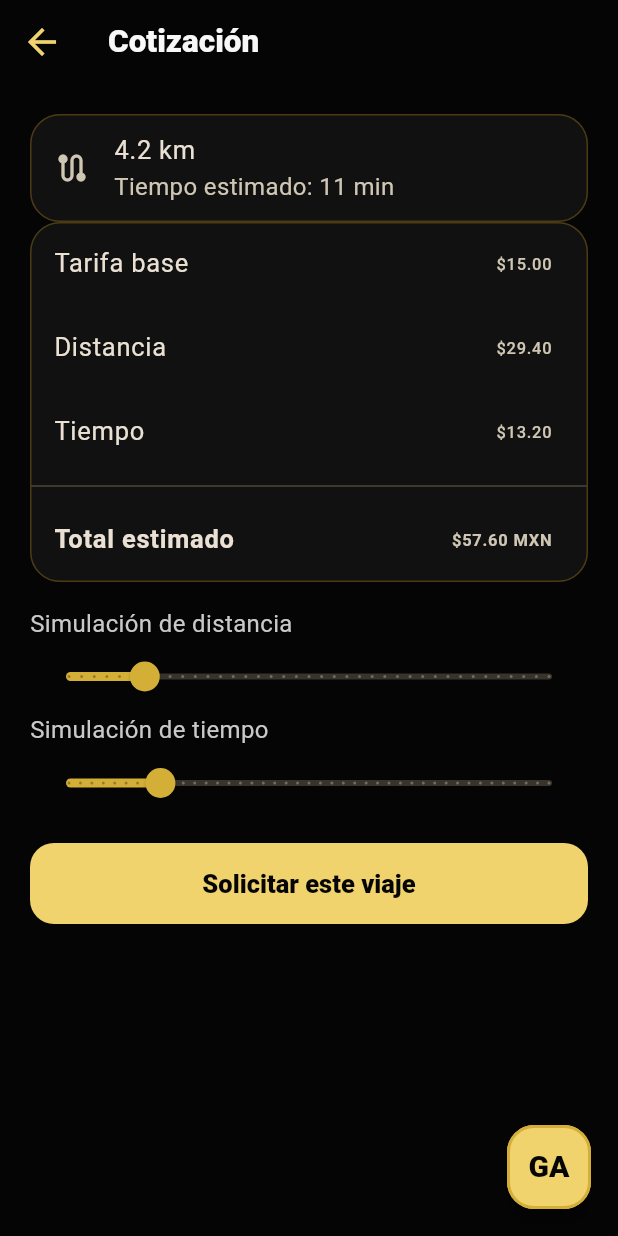
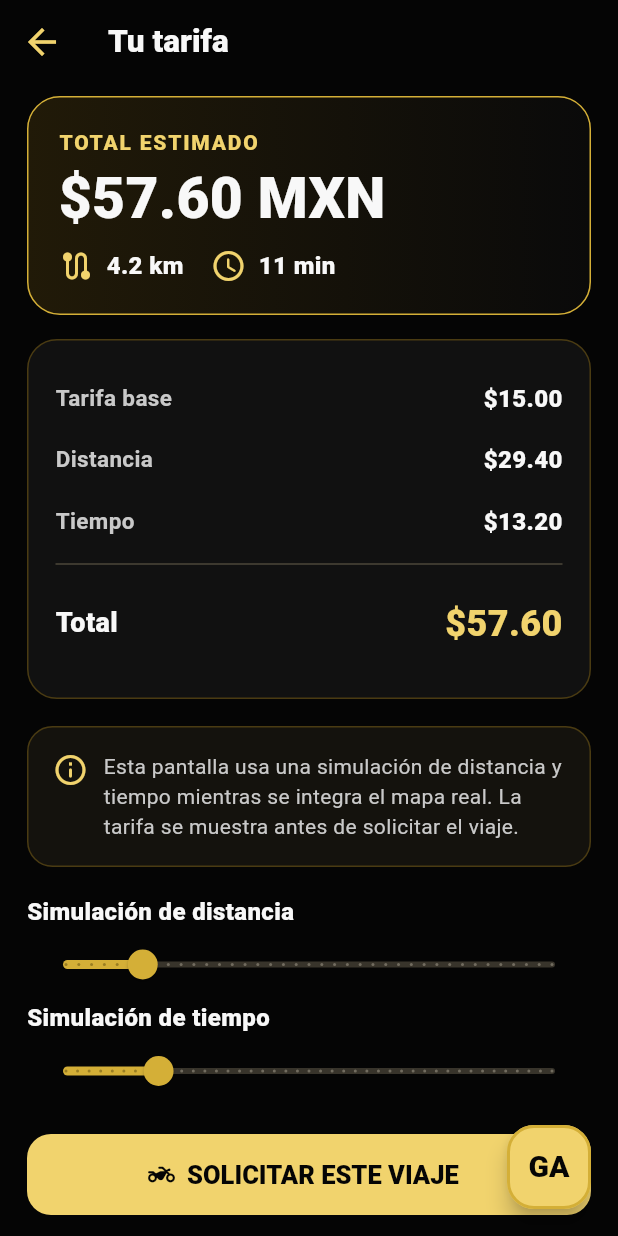
Before and after one commit to ja121680-lang/MOTO-MX, a Flutter app: the FarePreviewScreen screen opened by its route, on a phone screen of 412 x 824 dp. Run offline on Flutter 3.47's test engine with Material 3 defaults, Android fonts, the phone set to English and light mode, and no system bars; our stand-ins replace flutter_svg, flutter_tts, speech_to_text.

Commit message:
feat: redesign MotoGo fare preview with clear confirmation

```diff
--- a/motogo_mx_starter/lib/screens/fare_preview_screen.dart
+++ b/motogo_mx_starter/lib/screens/fare_preview_screen.dart
@@ -1,5 +1,6 @@
 import 'package:flutter/material.dart';
 import '../services/fare_service.dart';
+import '../theme/ga_theme.dart';
 
 class FarePreviewScreen extends StatefulWidget {
   const FarePreviewScreen({super.key});
@@ -13,53 +14,85 @@ class _FarePreviewScreenState extends State<FarePreviewScreen> {
   double distance = 4.2;
   int minutes = 11;
 
+  Widget _line(String label, double amount, {bool total = false}) {
+    return Padding(
+      padding: EdgeInsets.symmetric(vertical: total ? 14 : 9),
+      child: Row(
+        children: [
+          Expanded(child: Text(label, style: TextStyle(color: total ? GAColors.white : GAColors.muted, fontSize: total ? 18 : 15, fontWeight: total ? FontWeight.w900 : FontWeight.w600))),
+          Text('\$${amount.toStringAsFixed(2)}', style: TextStyle(color: total ? GAColors.goldLight : GAColors.white, fontSize: total ? 24 : 16, fontWeight: FontWeight.w900)),
+        ],
+      ),
+    );
+  }
+
   @override
   Widget build(BuildContext context) {
     final quote = service.quote(distanceKm: distance, etaMinutes: minutes);
 
     return Scaffold(
-      appBar: AppBar(title: const Text('Cotización')),
-      body: ListView(
+      appBar: AppBar(title: const Text('Tu tarifa')),
+      body: SafeArea(
+        child: ListView(
+          padding: const EdgeInsets.fromLTRB(18, 8, 18, 110),
+          children: [
+            Container(
               padding: const EdgeInsets.all(20),
+              decoration: BoxDecoration(
+                gradient: const LinearGradient(colors: [Color(0xFF211A08), Color(0xFF0A0A0A)]),
+                borderRadius: BorderRadius.circular(22),
+                border: Border.all(color: GAColors.gold),
+              ),
+              child: Column(
+                crossAxisAlignment: CrossAxisAlignment.start,
                 children: [
-          Card(
-            child: ListTile(
-              leading: const Icon(Icons.route),
-              title: Text('${quote.distanceKm.toStringAsFixed(1)} km'),
-              subtitle: Text('Tiempo estimado: ${quote.etaMinutes} min'),
-            ),
-          ),
-          Card(
-            child: Column(
+                  const Text('TOTAL ESTIMADO', style: TextStyle(color: GAColors.goldLight, fontSize: 14, fontWeight: FontWeight.w900, letterSpacing: 1.2)),
+                  const SizedBox(height: 8),
+                  Text('\$${quote.totalFare.toStringAsFixed(2)} MXN', style: const TextStyle(color: GAColors.white, fontSize: 38, fontWeight: FontWeight.w900, height: 1)),
+                  const SizedBox(height: 14),
+                  Row(
                     children: [
-                ListTile(
-                  title: const Text('Tarifa base'),
-                  trailing: Text('\$${quote.baseFare.toStringAsFixed(2)}'),
-                ),
-                ListTile(
-                  title: const Text('Distancia'),
-                  trailing: Text('\$${quote.distanceFare.toStringAsFixed(2)}'),
-                ),
-                ListTile(
-                  title: const Text('Tiempo'),
-                  trailing: Text('\$${quote.timeFare.toStringAsFixed(2)}'),
-                ),
-                const Divider(),
-                ListTile(
-                  title: const Text(
-                    'Total estimado',
-                    style: TextStyle(fontWeight: FontWeight.bold),
-                  ),
-                  trailing: Text(
-                    '\$${quote.totalFare.toStringAsFixed(2)} MXN',
-                    style: const TextStyle(fontWeight: FontWeight.bold),
-                  ),
+                      const Icon(Icons.route_rounded, color: GAColors.goldLight),
+                      const SizedBox(width: 8),
+                      Text('${quote.distanceKm.toStringAsFixed(1)} km', style: const TextStyle(color: GAColors.white, fontSize: 16, fontWeight: FontWeight.w800)),
+                      const SizedBox(width: 18),
+                      const Icon(Icons.schedule_rounded, color: GAColors.goldLight),
+                      const SizedBox(width: 8),
+                      Text('${quote.etaMinutes} min', style: const TextStyle(color: GAColors.white, fontSize: 16, fontWeight: FontWeight.w800)),
+                    ],
                   ),
                 ],
               ),
             ),
             const SizedBox(height: 16),
-          const Text('Simulación de distancia'),
+            Container(
+              padding: const EdgeInsets.all(18),
+              decoration: BoxDecoration(color: GAColors.surface, borderRadius: BorderRadius.circular(20), border: Border.all(color: GAColors.line)),
+              child: Column(
+                children: [
+                  _line('Tarifa base', quote.baseFare),
+                  _line('Distancia', quote.distanceFare),
+                  _line('Tiempo', quote.timeFare),
+                  const Divider(),
+                  _line('Total', quote.totalFare, total: true),
+                ],
+              ),
+            ),
+            const SizedBox(height: 18),
+            Container(
+              padding: const EdgeInsets.all(16),
+              decoration: BoxDecoration(color: const Color(0xFF14120D), borderRadius: BorderRadius.circular(17), border: Border.all(color: GAColors.line)),
+              child: const Row(
+                crossAxisAlignment: CrossAxisAlignment.start,
+                children: [
+                  Icon(Icons.info_outline_rounded, color: GAColors.goldLight, size: 24),
+                  SizedBox(width: 10),
+                  Expanded(child: Text('Esta pantalla usa una simulación de distancia y tiempo mientras se integra el mapa real. La tarifa se muestra antes de solicitar el viaje.', style: TextStyle(color: GAColors.muted, fontSize: 14, height: 1.45))),
+                ],
+              ),
+            ),
+            const SizedBox(height: 18),
+            const Text('Simulación de distancia', style: TextStyle(color: GAColors.white, fontSize: 16, fontWeight: FontWeight.w800)),
             Slider(
               value: distance,
               min: 1,
@@ -68,7 +101,7 @@ class _FarePreviewScreenState extends State<FarePreviewScreen> {
               label: '${distance.toStringAsFixed(1)} km',
               onChanged: (v) => setState(() => distance = v),
             ),
-          const Text('Simulación de tiempo'),
+            const Text('Simulación de tiempo', style: TextStyle(color: GAColors.white, fontSize: 16, fontWeight: FontWeight.w800)),
             Slider(
               value: minutes.toDouble(),
               min: 3,
@@ -77,12 +110,16 @@ class _FarePreviewScreenState extends State<FarePreviewScreen> {
               label: '$minutes min',
               onChanged: (v) => setState(() => minutes = v.round()),
             ),
-          const SizedBox(height: 16),
-          FilledButton(
+            const SizedBox(height: 18),
+            FilledButton.icon(
               onPressed: () => Navigator.pushNamed(context, '/matching'),
-            child: const Text('Solicitar este viaje'),
+              icon: const Icon(Icons.two_wheeler_rounded),
+              label: const Text('SOLICITAR ESTE VIAJE'),
             ),
+            const SizedBox(height: 10),
+            const Text('Al continuar comenzarás la búsqueda de conductor.', textAlign: TextAlign.center, style: TextStyle(color: GAColors.muted, fontSize: 13)),
           ],
+        ),
       ),
     );
   }
```
Lines whose indentation alone changed are shown as unchanged.
